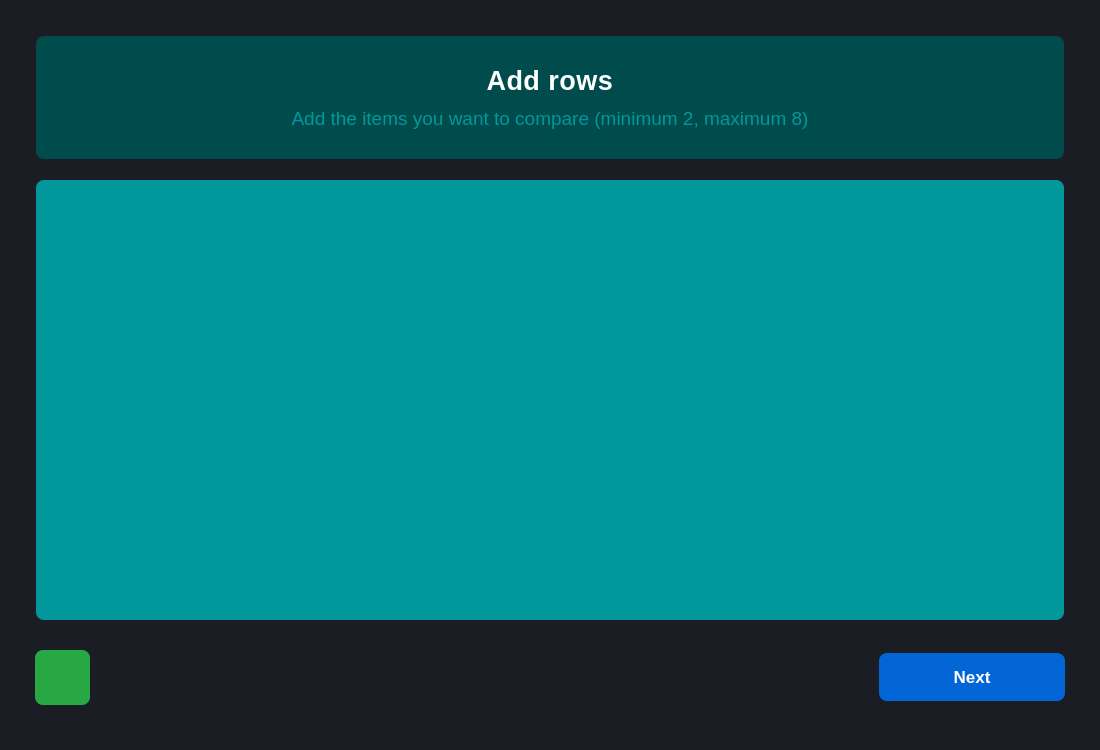
Old version of the form src/ui/rows.ui in the repository ivanadelcarmen/weighted-decision-matrix.
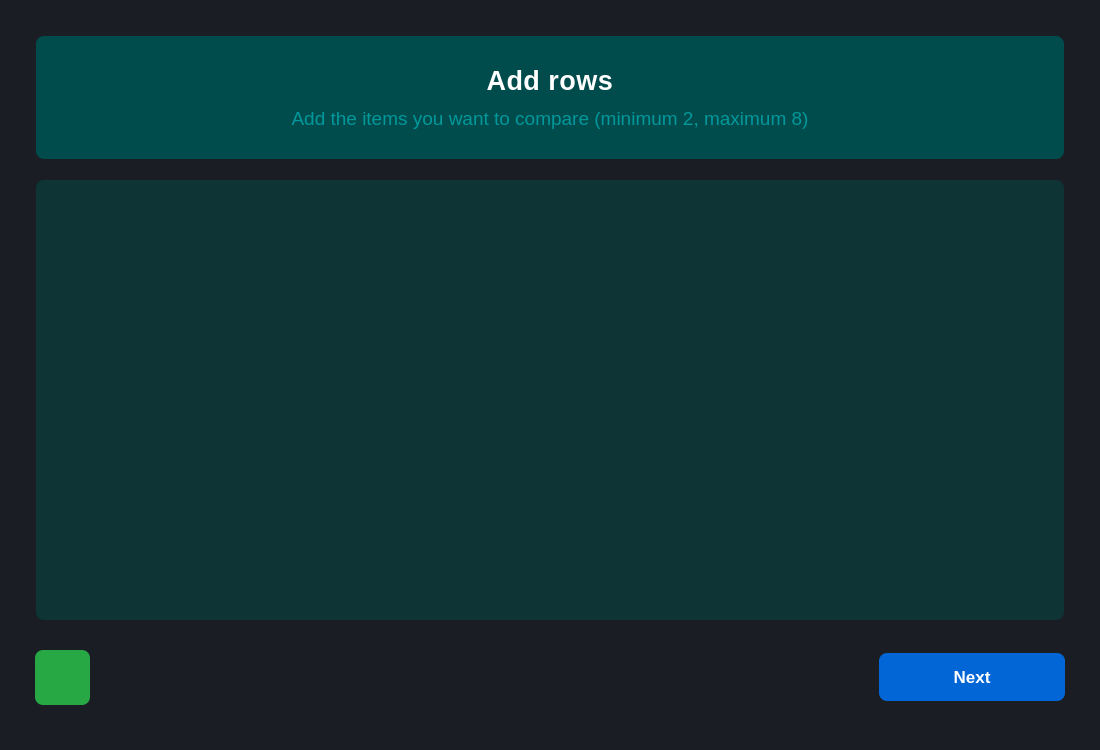
New version of the form. Icons and pictures are not drawn.

Commit message: Replace static assets' icon settings to use the resource_path function for handling absolute paths in .exe packaging or development, and update contenFrame background color

```diff
--- a/src/ui/rows.ui
+++ b/src/ui/rows.ui
@@ -43,7 +43,7 @@
 }
 
 #contentFrame {
-    background-color: #00989b;
+    background-color: #0f3435;
     padding: 20px;
 	margin: 0px 25px 15px 25px;
     border: none;
```
Left out of the diff: 10 changed lines with no effect on the pictures. The commit also changes 10 other files.
